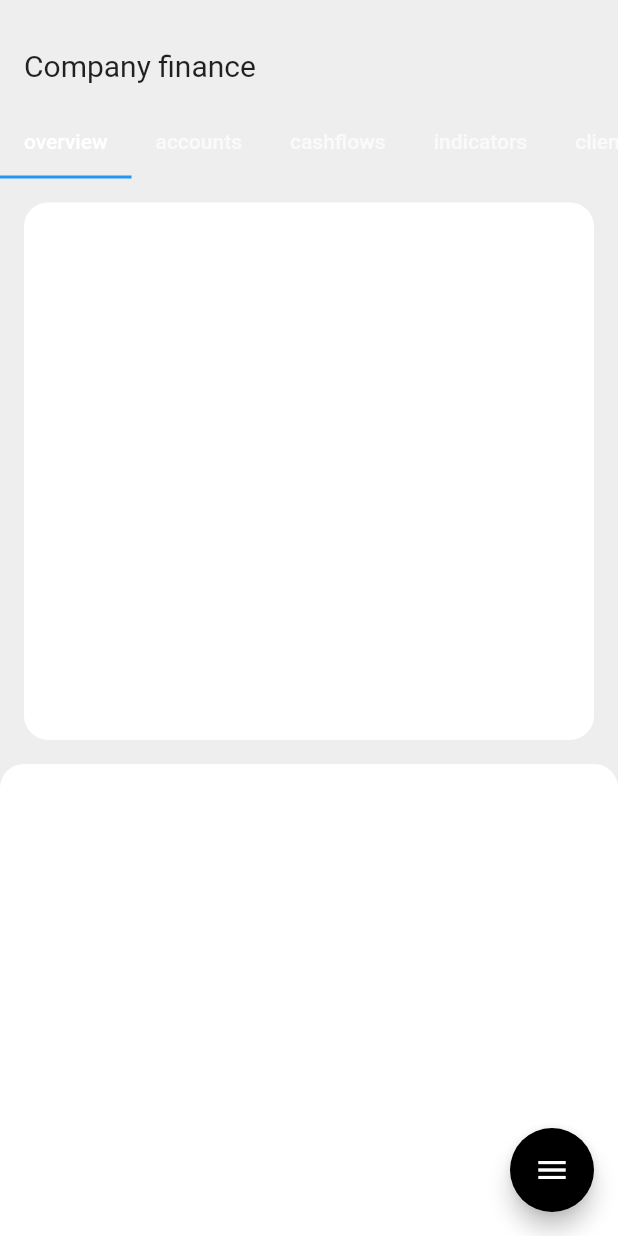
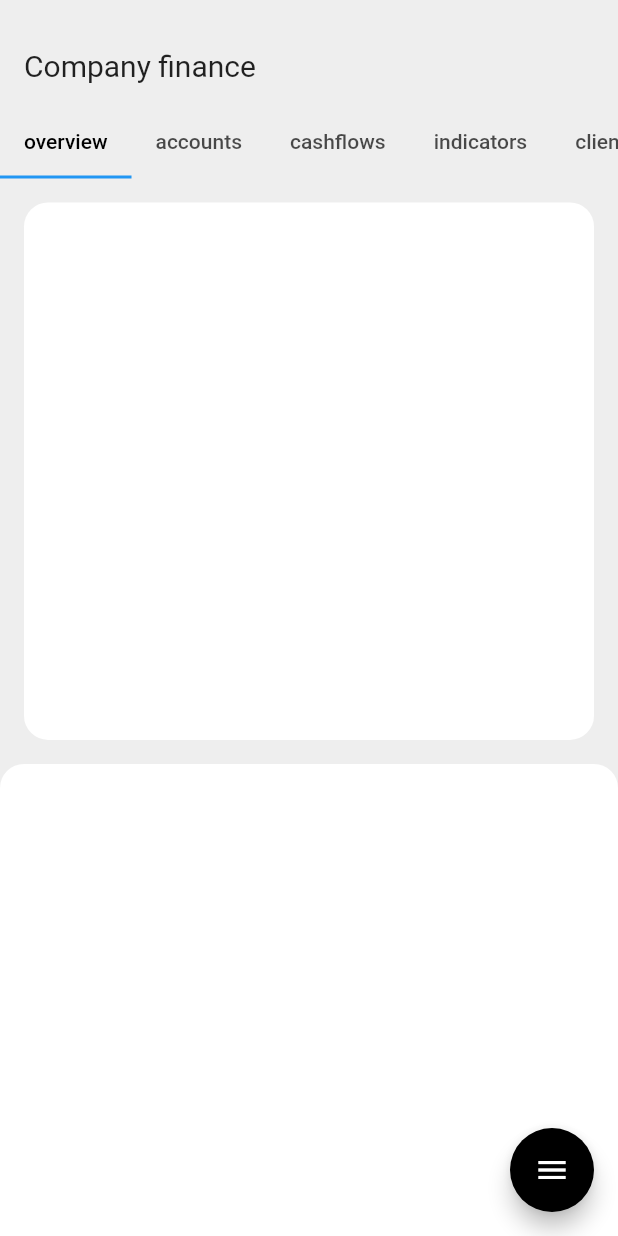
Before and after one commit to JAICHANGPARK/flutter_notebook_19th_story, a Flutter app: the screen it shows after launch, on a phone screen of 412 x 824 dp. Run offline on Flutter 3.47's test engine with Material 2 defaults, Android fonts, the phone set to English and light mode, and no system bars; our stand-ins replace cached_network_image, countup, fl_chart, flutter_riverpod, freezed_annotation, smooth_page_indicator and 1 more.

Commit message:
Update biz_main_page.dart

```diff
--- a/lib/ep1136_business_assistance_app/src/ui/biz_main_page.dart
+++ b/lib/ep1136_business_assistance_app/src/ui/biz_main_page.dart
@@ -15,7 +15,6 @@ class _BizMainPageState extends State<BizMainPage> with SingleTickerProviderStat
     super.initState();
 
     tabController = TabController(length: 5, vsync: this);
-
   }
 
   @override
@@ -25,7 +24,7 @@ class _BizMainPageState extends State<BizMainPage> with SingleTickerProviderStat
       floatingActionButton: FloatingActionButton(
         backgroundColor: Colors.black,
         onPressed: () {},
-        child: Icon(Icons.menu),
+        child: const Icon(Icons.menu),
         foregroundColor: Colors.white,
       ),
       body: SafeArea(
@@ -34,8 +33,8 @@ class _BizMainPageState extends State<BizMainPage> with SingleTickerProviderStat
           child: Column(
             crossAxisAlignment: CrossAxisAlignment.start,
             children: [
-              Padding(
-                padding: const EdgeInsets.all(16.0),
+              const Padding(
+                padding: EdgeInsets.all(16.0),
                 child: Text(
                   "Company finance",
                   style: TextStyle(
@@ -48,19 +47,30 @@ class _BizMainPageState extends State<BizMainPage> with SingleTickerProviderStat
                 child: TabBar(
                   controller: tabController,
                   isScrollable: true,
+                  labelColor: Colors.black,
                   tabs: [
-                    Tab(text: "overview",),
-                    Tab(text: "accounts",),
-                    Tab(text: "cashflows",),
-                    Tab(text: "indicators",),
-                    Tab(text: "clients",),
+                    const Tab(
+                      text: "overview",
+                    ),
+                    const Tab(
+                      text: "accounts",
+                    ),
+                    const Tab(
+                      text: "cashflows",
+                    ),
+                    const Tab(
+                      text: "indicators",
+                    ),
+                    const Tab(
+                      text: "clients",
+                    ),
                   ],
                 ),
               ),
-              Expanded(child: TabBarView(
+              Expanded(
+                  child: TabBarView(
                 controller: tabController,
                 children: [
-
                   SingleChildScrollView(
                     child: Column(
                       children: [
@@ -68,26 +78,30 @@ class _BizMainPageState extends State<BizMainPage> with SingleTickerProviderStat
                           padding: const EdgeInsets.all(16.0),
                           child: Container(
                             height: MediaQuery.of(context).size.height / 2.3,
-                            decoration: BoxDecoration(
-                              color: Colors.white,
-                              borderRadius: BorderRadius.circular(16)
-                            ),
+                            decoration: BoxDecoration(color: Colors.white, borderRadius: BorderRadius.circular(16)),
                           ),
                         ),
-
                         Container(
                           height: MediaQuery.of(context).size.height / 2,
-                          decoration: BoxDecoration(
-                              color: Colors.white,
-                              borderRadius: BorderRadius.circular(16)
-                          ),
+                          decoration: BoxDecoration(color: Colors.white, borderRadius: BorderRadius.circular(16)),
                         )
-
                       ],
                     ),
                   ),
                   Container(),
-                  Container(),
+                  SingleChildScrollView(
+                    child: Column(
+                      children: [
+                        Container(
+                          height: 64,
+                          decoration: BoxDecoration(
+                            color: Colors.white,
+                          ),
+                          child: Stack(),
+                        )
+                      ],
+                    ),
+                  ),
                   Container(),
                   Container(),
                 ],
```
